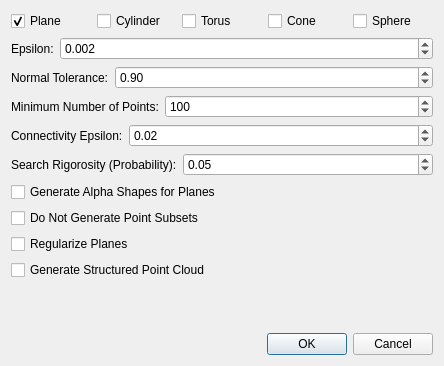
Before: the Qt Designer form Polyhedron/demo/Polyhedron/Plugins/Point_set/Point_set_shape_detection_plugin.ui in CGAL/cgal, drawn with Qt 5.
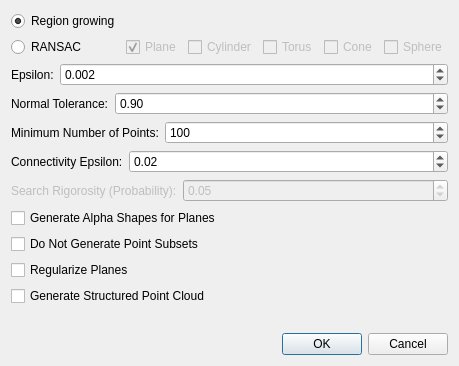
After: the same form once the commit is applied.

Commit message: Integrate region growing to RANSAC plugin

```diff
--- a/Polyhedron/demo/Polyhedron/Plugins/Point_set/Point_set_shape_detection_plugin.ui
+++ b/Polyhedron/demo/Polyhedron/Plugins/Point_set/Point_set_shape_detection_plugin.ui
@@ -15,9 +15,31 @@
   </property>
   <layout class="QVBoxLayout" name="verticalLayout">
    <item>
+    <layout class="QGridLayout" name="gridLayout">
+     <item row="1" column="0">
+      <widget class="QRadioButton" name="ransac">
+       <property name="text">
+        <string>RANSAC</string>
+       </property>
+      </widget>
+     </item>
+     <item row="0" column="0">
+      <widget class="QRadioButton" name="m_region_growing">
+       <property name="text">
+        <string>Region growing</string>
+       </property>
+       <property name="checked">
+        <bool>true</bool>
+       </property>
+      </widget>
+     </item>
+     <item row="1" column="1">
     <layout class="QHBoxLayout" name="horizontalLayout_6">
      <item>
       <widget class="QCheckBox" name="planeCB">
+         <property name="enabled">
+          <bool>false</bool>
+         </property>
        <property name="text">
         <string>Plane</string>
        </property>
@@ -28,6 +50,9 @@
      </item>
      <item>
       <widget class="QCheckBox" name="cylinderCB">
+         <property name="enabled">
+          <bool>false</bool>
+         </property>
        <property name="text">
         <string>Cylinder</string>
        </property>
@@ -38,6 +63,9 @@
      </item>
      <item>
       <widget class="QCheckBox" name="torusCB">
+         <property name="enabled">
+          <bool>false</bool>
+         </property>
        <property name="text">
         <string>Torus</string>
        </property>
@@ -45,6 +73,9 @@
      </item>
      <item>
       <widget class="QCheckBox" name="coneCB">
+         <property name="enabled">
+          <bool>false</bool>
+         </property>
        <property name="text">
         <string>Cone</string>
        </property>
@@ -52,6 +83,9 @@
      </item>
      <item>
       <widget class="QCheckBox" name="sphereCB">
+         <property name="enabled">
+          <bool>false</bool>
+         </property>
        <property name="text">
         <string>Sphere</string>
        </property>
@@ -59,6 +93,8 @@
      </item>
     </layout>
    </item>
+    </layout>
+   </item>
    <item>
     <layout class="QHBoxLayout" name="horizontalLayout_2" stretch="0,1">
      <item>
@@ -174,6 +210,9 @@
     <layout class="QHBoxLayout" name="horizontalLayout_5" stretch="0,1">
      <item>
       <widget class="QLabel" name="label_5">
+       <property name="enabled">
+        <bool>false</bool>
+       </property>
        <property name="text">
         <string>Search Rigorosity (Probability):</string>
        </property>
@@ -181,6 +220,9 @@
      </item>
      <item>
       <widget class="QDoubleSpinBox" name="m_probability_field">
+       <property name="enabled">
+        <bool>false</bool>
+       </property>
        <property name="toolTip">
         <string>Probability to overlook the largest primitive in one extraction iteration</string>
        </property>
```
Left out of the diff: 112 changed lines with no effect on the pictures. Lines whose indentation alone changed are shown as unchanged. The commit also changes 4 other files.
